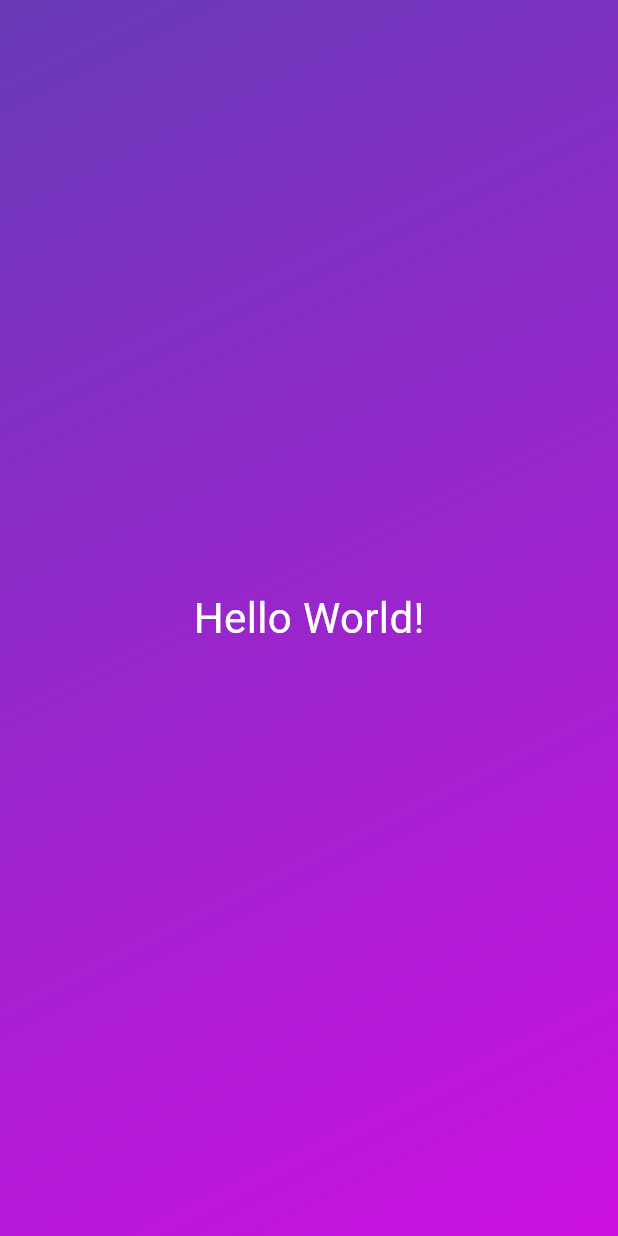
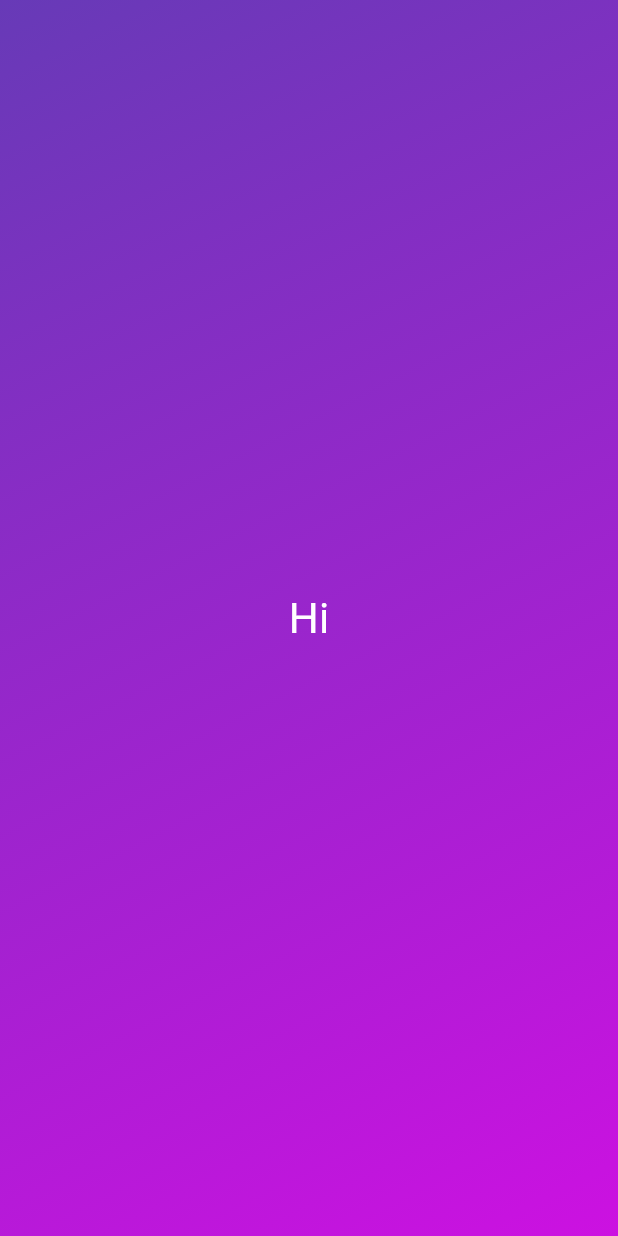
Before and after one commit to munirapp/max-miller-flutter, a Flutter app: the screen it shows after launch, on a phone screen of 412 x 824 dp. Run offline on Flutter 3.47's test engine with Material 3 defaults, Android fonts, the phone set to English and light mode, and no system bars.

Commit message:
chore: add required properties in gradient container and styled text class

```diff
--- a/basics/lib/gradient_container.dart
+++ b/basics/lib/gradient_container.dart
@@ -5,19 +5,42 @@ const startAlignment = Alignment.topLeft;
 const endAlignment = Alignment.bottomRight;
 
 class GradientContainer extends StatelessWidget {
-  const GradientContainer({super.key});
+  const GradientContainer(this.color1, this.color2, {super.key});
+
+  final Color color1;
+  final Color color2;
 
   @override
   Widget build(BuildContext context) {
     return Container(
-      decoration: const BoxDecoration(
+      decoration: BoxDecoration(
         gradient: LinearGradient(
-          colors: [Colors.deepPurple, Color.fromARGB(255, 204, 17, 225)],
+          colors: [color1, color2],
           begin: startAlignment,
           end: endAlignment,
         ),
       ),
-      child: const Center(child: StyledText()),
+      child: const Center(child: StyledText('Hi')),
     );
   }
 }
+
+// class GradientContainer extends StatelessWidget {
+//   const GradientContainer({super.key, required this.colors});
+
+//   final List<Color> colors;
+
+//   @override
+//   Widget build(BuildContext context) {
+//     return Container(
+//       decoration: BoxDecoration(
+//         gradient: LinearGradient(
+//           colors: colors,
+//           begin: startAlignment,
+//           end: endAlignment,
+//         ),
+//       ),
+//       child: const Center(child: StyledText('Hello')),
+//     );
+//   }
+// }
--- a/basics/lib/main.dart
+++ b/basics/lib/main.dart
@@ -2,5 +2,14 @@ import 'package:flutter/material.dart';
 import 'package:basics/gradient_container.dart';
 
 void main() {
-  runApp(const MaterialApp(home: Scaffold(body: GradientContainer())));
+  runApp(
+    const MaterialApp(
+      home: Scaffold(
+        body: GradientContainer(
+          Colors.deepPurple,
+          Color.fromARGB(255, 204, 17, 225),
+        ),
+      ),
+    ),
+  );
 }
--- a/basics/lib/styled_text.dart
+++ b/basics/lib/styled_text.dart
@@ -1,13 +1,12 @@
 import 'package:flutter/material.dart';
 
 class StyledText extends StatelessWidget {
-  const StyledText({super.key});
+  const StyledText(this.text, {super.key});
+
+  final String text;
 
   @override
   Widget build(BuildContext context) {
-    return Text(
-      "Hello World!",
-      style: TextStyle(color: Colors.white, fontSize: 28),
-    );
+    return Text(text, style: TextStyle(color: Colors.white, fontSize: 28));
   }
 }
```
